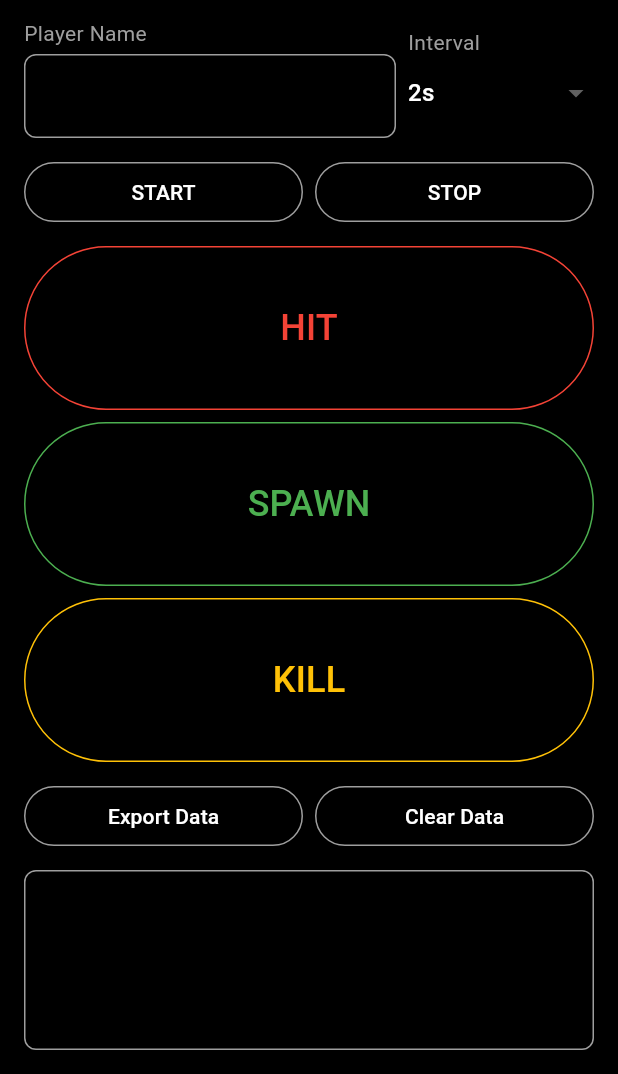
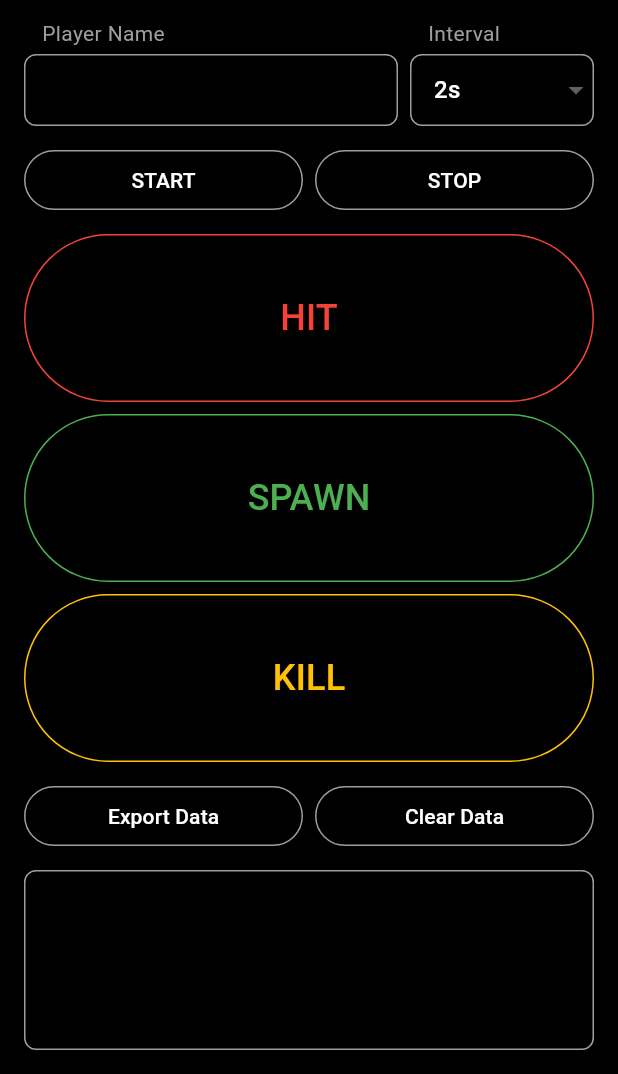
Before and after one commit to xmbn/Airsoft-Telemetry, a Flutter app: the screen it shows after launch, on a phone screen of 412 x 824 dp, the part 162-1236 px from its top. Run offline on Flutter 3.47's test engine with Material 3 defaults, Android fonts, the phone set to English and light mode, and no system bars.

Commit message:
working on ui

```diff
--- a/lib/main.dart
+++ b/lib/main.dart
@@ -37,6 +37,24 @@ class _MyHomePageState extends State<MyHomePage> {
   bool _isTracking = false;
   bool _isPaused = false;
   final List<Map<String, String>> _events = [];
+  late final TextEditingController _playerNameController;
+
+  @override
+  void initState() {
+    super.initState();
+    _playerNameController = TextEditingController(text: _playerName);
+    _playerNameController.addListener(() {
+      setState(() {
+        _playerName = _playerNameController.text;
+      });
+    });
+  }
+
+  @override
+  void dispose() {
+    _playerNameController.dispose();
+    super.dispose();
+  }
 
   @override
   Widget build(BuildContext context) {
@@ -71,16 +89,24 @@ class _MyHomePageState extends State<MyHomePage> {
             SizedBox(height: 12),
             // Player name and interval
             Row(
+              crossAxisAlignment: CrossAxisAlignment.start,
               children: [
                 Expanded(
                   flex: 2,
+                  child: Padding(
+                    padding: const EdgeInsets.only(right: 4.0),
                     child: Column(
-                    crossAxisAlignment: CrossAxisAlignment.start,
+                      crossAxisAlignment: CrossAxisAlignment.stretch,
                       children: [
-                      Text('Player Name', style: TextStyle(color: Colors.grey)),
+                        Padding(
+                          padding: const EdgeInsets.only(left: 12.0),
+                          child: Text('Player Name', style: TextStyle(color: Colors.grey)),
+                        ),
                         SizedBox(height: 4),
-                      TextFormField(
-                        initialValue: _playerName,
+                        SizedBox(
+                          height: 48,
+                          child: TextFormField(
+                            controller: _playerNameController,
                             decoration: InputDecoration(
                               enabledBorder: OutlineInputBorder(
                                   borderSide: BorderSide(color: Colors.grey),
@@ -90,22 +116,39 @@ class _MyHomePageState extends State<MyHomePage> {
                                   borderRadius: BorderRadius.circular(8)),
                             ),
                             style: TextStyle(color: Colors.white),
-                        onChanged: (value) => setState(() => _playerName = value),
+                          ),
                         ),
                       ],
                     ),
                   ),
-                SizedBox(width: 8),
+                ),
                 Expanded(
                   flex: 1,
+                  child: Padding(
+                    padding: const EdgeInsets.only(left: 4.0),
                     child: Column(
-                    crossAxisAlignment: CrossAxisAlignment.start,
+                      crossAxisAlignment: CrossAxisAlignment.stretch,
                       children: [
-                      Text('Interval', style: TextStyle(color: Colors.grey)),
-                      DropdownButton<String>(
+                        Padding(
+                          padding: const EdgeInsets.only(left: 12.0),
+                          child: Text('Interval', style: TextStyle(color: Colors.grey)),
+                        ),
+                        SizedBox(height: 4),
+                        SizedBox(
+                          height: 48,
+                          child: DropdownButtonFormField<String>(
                             isExpanded: true,
                             dropdownColor: Colors.black,
                             value: _selectedInterval,
+                            decoration: InputDecoration(
+                              enabledBorder: OutlineInputBorder(
+                                  borderSide: BorderSide(color: Colors.grey),
+                                  borderRadius: BorderRadius.circular(8)),
+                              focusedBorder: OutlineInputBorder(
+                                  borderSide: BorderSide(color: Colors.grey),
+                                  borderRadius: BorderRadius.circular(8)),
+                              contentPadding: EdgeInsets.symmetric(horizontal: 12, vertical: 4),
+                            ),
                             items: ['1s', '2s', '3s', '4s', '5s', '10s', '30s', '60s']
                                 .map((e) => DropdownMenuItem(
                                     value: e,
@@ -114,9 +157,10 @@ class _MyHomePageState extends State<MyHomePage> {
                             onChanged: (value) => setState(() {
                               if (value != null) _selectedInterval = value;
                             }),
-                        underline: Container(),
+                          ),
                         ),
                       ],
+                    ),
                   ),
                 ),
               ],
```
Lines whose indentation alone changed are shown as unchanged.
